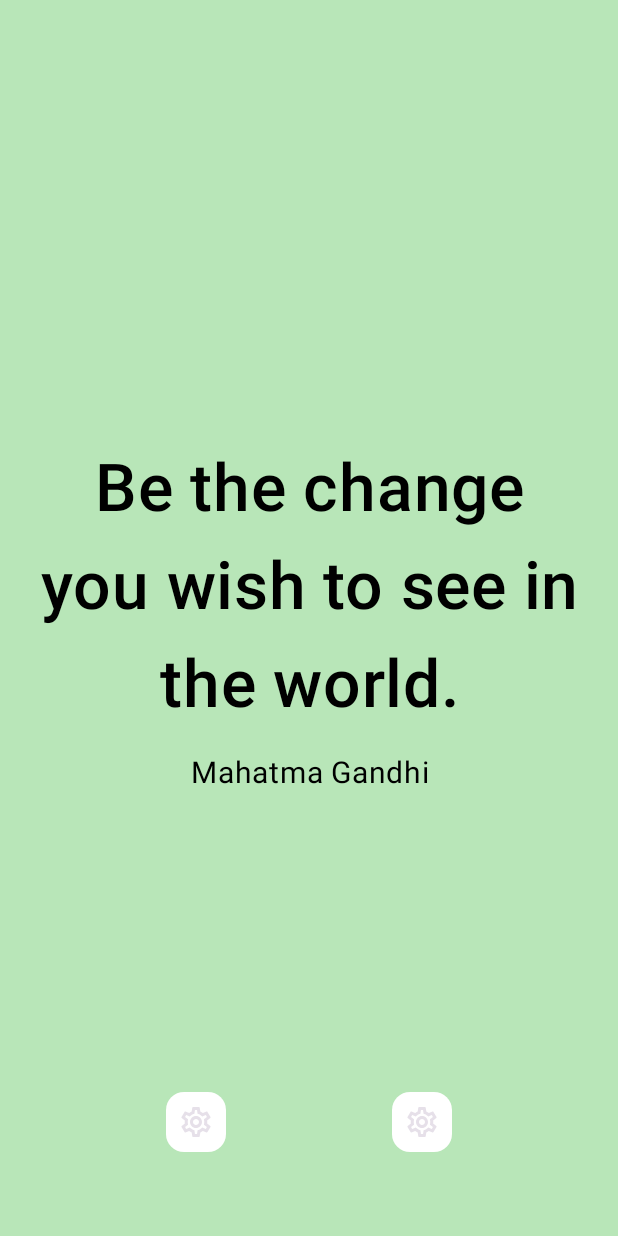
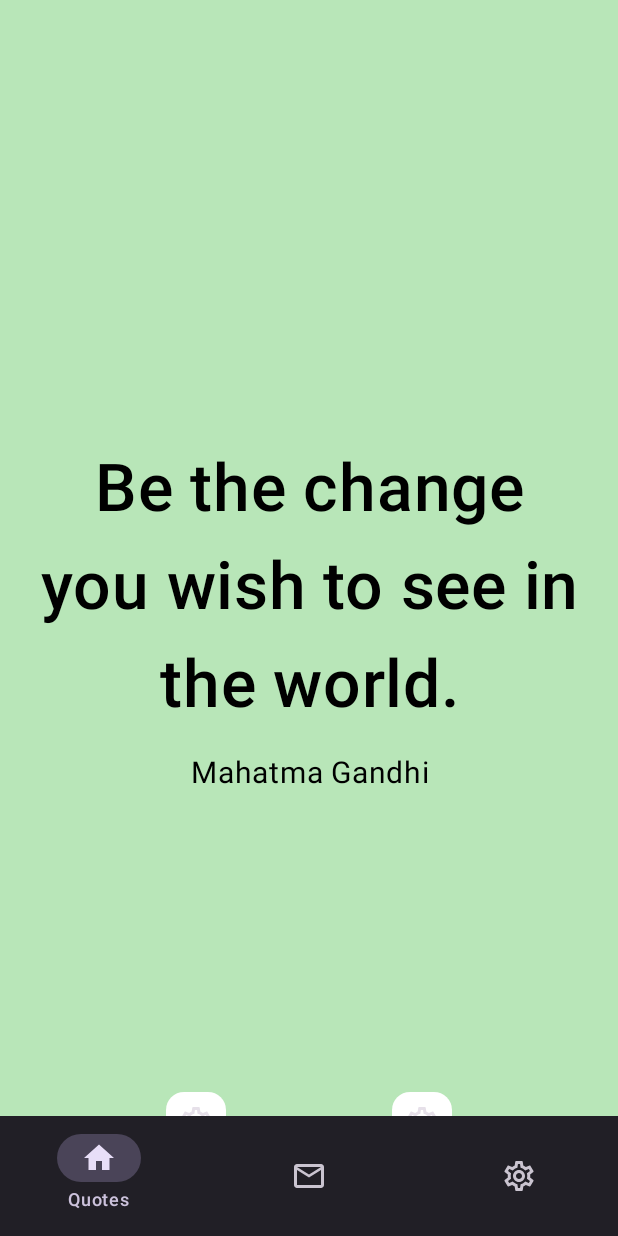
Before and after one commit to UsamaSabirrr/daily-quote, an Android app built with Jetpack Compose: the screen it shows after launch (MainActivity), on a phone screen of 412 x 824 dp. Run offline under Robolectric (Android 15) with nearby library versions, the phone set to English and light mode, and no system bars; our stand-ins replace Room's generated code; 1 statement that could not run was skipped.

```diff
--- a/app/build.gradle.kts
+++ b/app/build.gradle.kts
@@ -44,6 +44,7 @@ android {
 dependencies {
     implementation(libs.androidx.work.testing)
     val roomVersion = "2.6.1"
+    val nav_version = "2.8.8"
 
     implementation("androidx.room:room-runtime:$roomVersion")
     implementation("androidx.room:room-ktx:$roomVersion")
@@ -71,5 +72,6 @@ dependencies {
     runtimeOnly("androidx.compose.material:material-icons-extended:1.7.6")
     runtimeOnly("androidx.compose.ui:ui:1.7.7")
     implementation("androidx.datastore:datastore-preferences:1.1.2")
-
+    implementation("androidx.navigation:navigation-compose:$nav_version")
+    implementation("androidx.compose.ui:ui:1.0.0")
 }
--- a/app/src/main/java/com/example/myapplication/MainActivity.kt
+++ b/app/src/main/java/com/example/myapplication/MainActivity.kt
@@ -4,12 +4,26 @@ import android.os.Bundle
 import androidx.activity.ComponentActivity
 import androidx.activity.compose.setContent
 import androidx.activity.enableEdgeToEdge
-import androidx.compose.foundation.layout.Column
 import androidx.compose.foundation.layout.fillMaxSize
+import androidx.compose.material.icons.Icons
+import androidx.compose.material.icons.filled.Email
+import androidx.compose.material.icons.filled.Home
+import androidx.compose.material.icons.filled.Settings
+import androidx.compose.material.icons.outlined.Email
+import androidx.compose.material.icons.outlined.Home
+import androidx.compose.material.icons.outlined.Settings
+import androidx.compose.material3.Icon
+import androidx.compose.material3.NavigationBar
+import androidx.compose.material3.NavigationBarItem
 import androidx.compose.material3.Scaffold
+import androidx.compose.material3.Text
 import androidx.compose.runtime.collectAsState
 import androidx.compose.runtime.getValue
+import androidx.compose.runtime.mutableStateOf
+import androidx.compose.runtime.saveable.rememberSaveable
+import androidx.compose.runtime.setValue
 import androidx.compose.ui.Modifier
+import androidx.compose.ui.graphics.vector.ImageVector
 import androidx.compose.ui.platform.LocalContext
 import androidx.datastore.preferences.preferencesDataStore
 import androidx.room.Room
@@ -17,8 +31,6 @@ import androidx.work.WorkManager
 import com.example.myapplication.data.AppDatabase
 import com.example.myapplication.data.QuoteMapper
 import com.example.myapplication.data.QuoteRepositoryImpl
-import com.example.myapplication.domain.Quote
-import com.example.myapplication.domain.QuoteRepository
 import com.example.myapplication.network.RetrofitClient
 import com.example.myapplication.presentation.QuoteIntent
 import com.example.myapplication.presentation.QuoteViewModel
@@ -26,6 +38,14 @@ import com.example.myapplication.ui.theme.MyApplicationTheme
 import com.example.myapplication.view.QuoteScreen
 import kotlinx.coroutines.CoroutineScope
 import kotlinx.coroutines.Dispatchers
+
+data class BottomNavigationItem(
+    val title: String,
+    val selectedIcon: ImageVector,
+    val unselectedIcon: ImageVector,
+    val hasNews: Boolean,
+    val badgeCount: Int? = null
+)
 
 class MainActivity : ComponentActivity() {
     val workManager = WorkManager.getInstance()
@@ -53,9 +73,63 @@ class MainActivity : ComponentActivity() {
             val scope = CoroutineScope(Dispatchers.Main)
             val context = LocalContext.current
 
+            val items = listOf(
+                BottomNavigationItem(
+                    title = "Quotes",
+                    selectedIcon = Icons.Filled.Home,
+                    unselectedIcon = Icons.Outlined.Home,
+                    hasNews = false,
+                ),
+                BottomNavigationItem(
+                    title = "History",
+                    selectedIcon = Icons.Filled.Email,
+                    unselectedIcon = Icons.Outlined.Email,
+                    hasNews = false,
+                    badgeCount = 45
+                ),
+                BottomNavigationItem(
+                    title = "Favorites",
+                    selectedIcon = Icons.Filled.Settings,
+                    unselectedIcon = Icons.Outlined.Settings,
+                    hasNews = true,
+                ),
+            )
+            var selectedItemIndex by rememberSaveable {
+                mutableStateOf(0)
+            }
+
 
              MyApplicationTheme{
-                    Scaffold(modifier = Modifier.fillMaxSize()) { innerPadding ->
+                    Scaffold(modifier = Modifier.fillMaxSize(),
+                        bottomBar = {
+                            NavigationBar {
+                                items.forEachIndexed { index, item ->
+                                    NavigationBarItem(
+                                        selected = selectedItemIndex == index,
+                                        onClick = {
+                                            selectedItemIndex = index
+                                            // navController.navigate(item.title)
+                                        },
+                                        label = {
+                                            Text(text = item.title)
+                                        },
+                                        alwaysShowLabel = false,
+                                        icon = {
+
+                                                Icon(
+                                                    imageVector = if (index == selectedItemIndex) {
+                                                        item.selectedIcon
+                                                    } else item.unselectedIcon,
+                                                    contentDescription = item.title
+                                                )
+
+                                        }
+                                    )
+                                }
+
+
+                            }
+                        }) { innerPadding ->
                             QuoteScreen(
                                 viewModel = viewModel,
                                 dataStore,
@@ -70,6 +144,7 @@ class MainActivity : ComponentActivity() {
                             )
                             },
                             )
+
 //                            Button(onClick = {
 //                                val config = Configuration.Builder()
 //                                    .setMinimumLoggingLevel(Log.DEBUG)
@@ -94,6 +169,14 @@ class MainActivity : ComponentActivity() {
 
 
 
+//@Composable
+//fun NavigationHost(navController: NavController) {
+//    NavHost(navController, startDestination = BottomNavItem.Home.route) {
+//        composable(BottomNavItem.Home.route) { /* Home Screen UI */ }
+//        composable(BottomNavItem.Search.route) { /* Search Screen UI */ }
+//        composable(BottomNavItem.Profile.route) { /* Profile Screen UI */ }
+//    }
+//}
 
 
 
```
